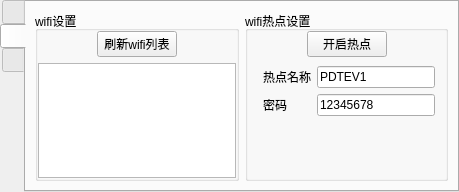
Qt form Gui/Options/optionui.ui (rpdhunter/swbox) before a commit.
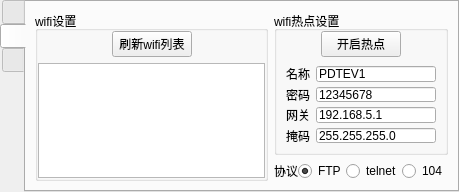
The same form after that commit. The open tabs and pages were chosen to show the change.

```diff
--- a/Gui/Options/optionui.ui
+++ b/Gui/Options/optionui.ui
@@ -25,24 +25,15 @@
   <property name="windowTitle">
    <string notr="true">Form</string>
   </property>
-  <layout class="QVBoxLayout" name="verticalLayout">
-   <property name="spacing">
-    <number>0</number>
-   </property>
-   <property name="leftMargin">
-    <number>0</number>
-   </property>
-   <property name="topMargin">
-    <number>0</number>
-   </property>
-   <property name="rightMargin">
-    <number>0</number>
-   </property>
-   <property name="bottomMargin">
-    <number>0</number>
-   </property>
-   <item>
     <widget class="QTabWidget" name="tabWidget">
+   <property name="geometry">
+    <rect>
+     <x>0</x>
+     <y>0</y>
+     <width>459</width>
+     <height>192</height>
+    </rect>
+   </property>
      <property name="maximumSize">
       <size>
        <width>459</width>
@@ -646,8 +637,8 @@
       <attribute name="title">
        <string/>
       </attribute>
-      <layout class="QHBoxLayout" name="horizontalLayout_8" stretch="1,1">
-       <item>
+    <layout class="QGridLayout" name="gridLayout_4">
+     <item row="0" column="0" rowspan="2">
         <widget class="QGroupBox" name="groupBox">
          <property name="title">
           <string>wifi设置</string>
@@ -709,22 +700,52 @@
            </layout>
           </item>
           <item>
-           <widget class="QListWidget" name="listWidget">
-            <property name="frameShape">
-             <enum>QFrame::StyledPanel</enum>
-            </property>
-            <property name="frameShadow">
-             <enum>QFrame::Sunken</enum>
-            </property>
-            <property name="lineWidth">
-             <number>1</number>
-            </property>
+         <widget class="QTableWidget" name="tableWidget">
+          <property name="verticalScrollBarPolicy">
+           <enum>Qt::ScrollBarAlwaysOff</enum>
+          </property>
+          <property name="horizontalScrollBarPolicy">
+           <enum>Qt::ScrollBarAlwaysOff</enum>
+          </property>
+          <property name="alternatingRowColors">
+           <bool>false</bool>
+          </property>
+          <property name="selectionBehavior">
+           <enum>QAbstractItemView::SelectRows</enum>
+          </property>
+          <property name="iconSize">
+           <size>
+            <width>15</width>
+            <height>15</height>
+           </size>
+          </property>
+          <property name="showGrid">
+           <bool>false</bool>
+          </property>
+          <attribute name="horizontalHeaderVisible">
+           <bool>false</bool>
+          </attribute>
+          <attribute name="horizontalHeaderDefaultSectionSize">
+           <number>10</number>
+          </attribute>
+          <attribute name="horizontalHeaderStretchLastSection">
+           <bool>true</bool>
+          </attribute>
+          <attribute name="verticalHeaderVisible">
+           <bool>false</bool>
+          </attribute>
+          <attribute name="verticalHeaderDefaultSectionSize">
+           <number>18</number>
+          </attribute>
+          <attribute name="verticalHeaderMinimumSectionSize">
+           <number>10</number>
+          </attribute>
            </widget>
           </item>
          </layout>
         </widget>
        </item>
-       <item>
+     <item row="0" column="1">
         <widget class="QGroupBox" name="groupBox_2">
          <property name="title">
           <string>wifi热点设置</string>
@@ -791,16 +812,13 @@
              </sizepolicy>
             </property>
             <layout class="QGridLayout" name="gridLayout_2">
-             <property name="leftMargin">
-              <number>15</number>
-             </property>
-             <property name="rightMargin">
-              <number>10</number>
+           <property name="verticalSpacing">
+            <number>5</number>
              </property>
              <item row="0" column="0">
               <widget class="QLabel" name="label">
                <property name="text">
-                <string>热点名称</string>
+              <string>名称</string>
                </property>
               </widget>
              </item>
@@ -838,24 +856,89 @@
               </widget>
              </item>
              <item row="2" column="0">
-              <spacer name="verticalSpacer_2">
-               <property name="orientation">
-                <enum>Qt::Vertical</enum>
-               </property>
-               <property name="sizeHint" stdset="0">
+            <widget class="QLabel" name="label_5">
+             <property name="text">
+              <string>网关</string>
+             </property>
+            </widget>
+           </item>
+           <item row="2" column="1">
+            <widget class="QLineEdit" name="lineEdit_wifi_hot_gate">
+             <property name="minimumSize">
                 <size>
-                 <width>20</width>
-                 <height>113</height>
-                </size>
-               </property>
-              </spacer>
-             </item>
+               <width>0</width>
+               <height>0</height>
+              </size>
+             </property>
+             <property name="text">
+              <string notr="true">192.168.5.1</string>
+             </property>
+            </widget>
+           </item>
+           <item row="3" column="0">
+            <widget class="QLabel" name="label_6">
+             <property name="text">
+              <string>掩码</string>
+             </property>
+            </widget>
+           </item>
+           <item row="3" column="1">
+            <widget class="QLineEdit" name="lineEdit_wifi_hot_mask">
+             <property name="minimumSize">
+              <size>
+               <width>0</width>
+               <height>0</height>
+              </size>
+             </property>
+             <property name="text">
+              <string notr="true">255.255.255.0</string>
+             </property>
+            </widget>
+           </item>
             </layout>
            </widget>
           </item>
          </layout>
         </widget>
        </item>
+     <item row="1" column="1">
+      <layout class="QHBoxLayout" name="horizontalLayout_8">
+       <property name="spacing">
+        <number>0</number>
+       </property>
+       <item>
+        <widget class="QLabel" name="label_11">
+         <property name="text">
+          <string>协议</string>
+         </property>
+        </widget>
+       </item>
+       <item>
+        <widget class="QRadioButton" name="rbt_ftp">
+         <property name="text">
+          <string>FTP</string>
+         </property>
+         <property name="checked">
+          <bool>true</bool>
+         </property>
+        </widget>
+       </item>
+       <item>
+        <widget class="QRadioButton" name="rbt_telnet">
+         <property name="text">
+          <string>telnet</string>
+         </property>
+        </widget>
+       </item>
+       <item>
+        <widget class="QRadioButton" name="rbt_104">
+         <property name="text">
+          <string>104</string>
+         </property>
+        </widget>
+       </item>
+      </layout>
+     </item>
       </layout>
      </widget>
      <widget class="QWidget" name="tab_3">
@@ -1059,8 +1142,6 @@
       </layout>
      </widget>
     </widget>
-   </item>
-  </layout>
  </widget>
  <resources/>
  <connections>
```
Left out of the diff: 2 changed lines with no effect on the pictures. Lines whose indentation alone changed are shown as unchanged.
